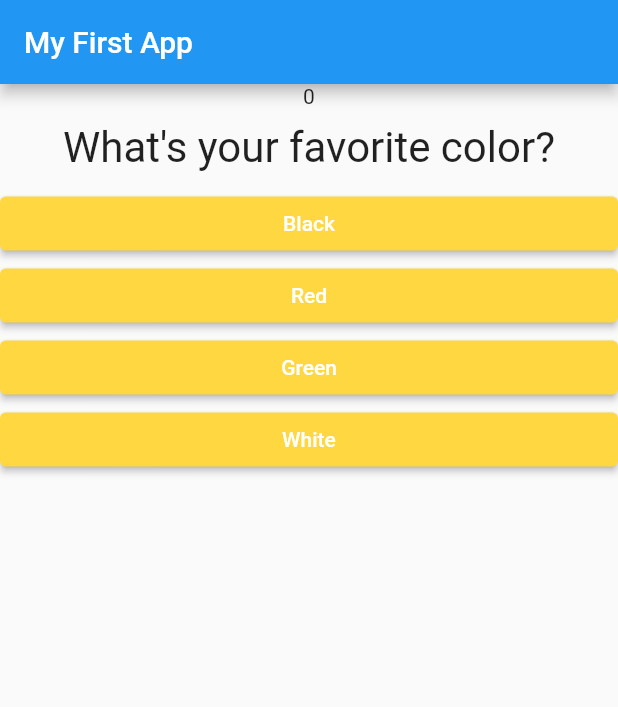
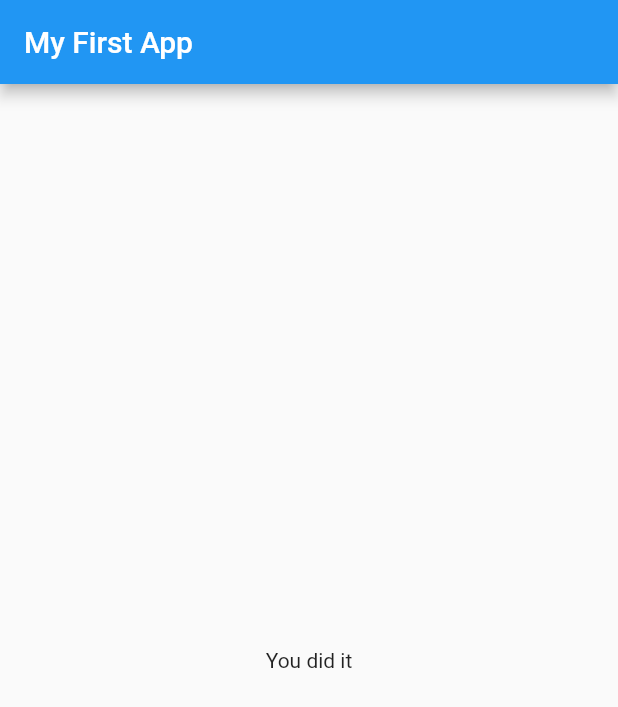
Before and after one commit to Phosah/quiz-app, a Flutter app: the screen it shows after launch, after a tap on "Black", after a tap on "Dog", after a tap on "Jonas", on a phone screen of 412 x 824 dp. Shown: the top 707 px of the screen. Run offline on Flutter 3.47's test engine with Material 2 defaults, Android fonts, the phone set to English and light mode, and no system bars.

```diff
--- a/lib/main.dart
+++ b/lib/main.dart
@@ -1,6 +1,6 @@
 import 'package:flutter/material.dart';
-import 'package:quiz_app/answer.dart';
-import 'package:quiz_app/question.dart';
+import 'package:quiz_app/quiz.dart';
+import 'package:quiz_app/result.dart';
 
 void main() {
   runApp(MyApp());
@@ -16,56 +16,42 @@ class MyApp extends StatefulWidget {
 }
 
 class _MyAppState extends State<MyApp> {
+  final _questions = const [
+    {
+      'questionText': "What's your favorite color?",
+      'answers': ['Black', 'Red', 'Green', 'White'],
+    },
+    {
+      'questionText': "What's your favorite animal?",
+      'answers': ['Lion', 'Dog', 'Cat', 'Tortoise'],
+    },
+    {
+      'questionText': "Who's your favorite instructor?",
+      'answers': ['Max', 'Brad', 'Jonas', 'Scott'],
+    },
+  ];
   var _questionIndex = 0;
 
-  void _answerQuestion(questionsLength) {
+  void _answerQuestion() {
     setState(() {
       _questionIndex = _questionIndex + 1;
-
-      print(_questionIndex);
-
-      if (_questionIndex == questionsLength) {
-        _questionIndex = 0;
-      }
-      print(_questionIndex);
     });
   }
 
   @override
   Widget build(BuildContext context) {
-    var questions = [
-      {
-        'questionText': "What's your favorite color?",
-        'answers': ['Black', 'Red', 'Green', 'White'],
-      },
-      {
-        'questionText': "What's your favorite animal?",
-        'answers': ['Lion', 'Dog', 'Cat', 'Tortoise'],
-      },
-      {
-        'questionText': "Who's your favorite instructor?",
-        'answers': ['Max', 'Brad', 'Jonas', 'Scott'],
-      },
-    ];
     return MaterialApp(
       home: Scaffold(
         appBar: AppBar(
           title: const Text('My First App'),
         ),
-        body: Column(
-          children: [
-            Text(_questionIndex.toString()),
-            Question(questions[_questionIndex]['questionText'] as String),
-            ...(questions[_questionIndex]['answers'] as List<String>).map(
-              (answerText) {
-                return Answer(
-                  answerText: answerText,
-                  selectHandler: () => _answerQuestion(questions.length),
-                );
-              },
-            ),
-          ],
-        ),
+        body: _questionIndex < _questions.length
+            ? Quiz(
+                questions: _questions,
+                answerQuestion: _answerQuestion,
+                questionIndex: _questionIndex)
+            // ignore: prefer_const_constructors
+            : Result(),
       ),
     );
   }
--- /dev/null
+++ b/lib/quiz.dart
@@ -0,0 +1,32 @@
+import 'package:flutter/material.dart';
+import 'question.dart';
+import 'answer.dart';
+
+class Quiz extends StatelessWidget {
+  final List<Map<String, Object>> questions;
+  final VoidCallback answerQuestion;
+  final int questionIndex;
+  const Quiz(
+      {required this.questions,
+      required this.answerQuestion,
+      required this.questionIndex,
+      super.key});
+
+  @override
+  Widget build(BuildContext context) {
+    return Column(
+      children: [
+        Text(questionIndex.toString()),
+        Question(questions[questionIndex]['questionText'] as String),
+        ...(questions[questionIndex]['answers'] as List<String>).map(
+          (answerText) {
+            return Answer(
+              answerText: answerText,
+              selectHandler: () => answerQuestion(),
+            );
+          },
+        ),
+      ],
+    );
+  }
+}
--- /dev/null
+++ b/lib/result.dart
@@ -0,0 +1,12 @@
+import 'package:flutter/material.dart';
+
+class Result extends StatelessWidget {
+  const Result({super.key});
+
+  @override
+  Widget build(BuildContext context) {
+    return const Center(
+      child: Text('You did it'),
+    );
+  }
+}
```
